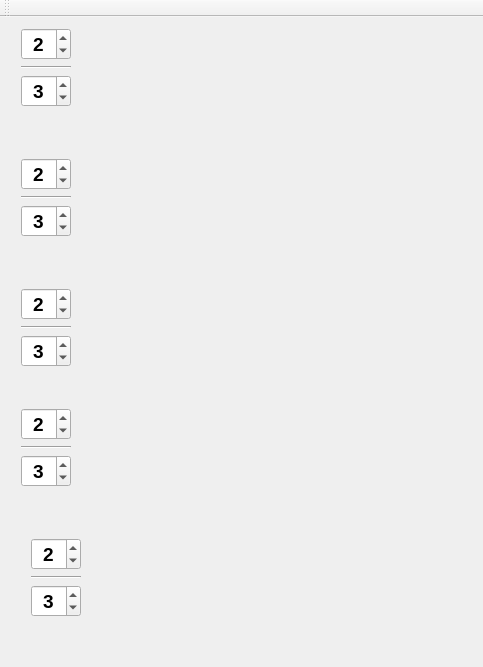
This is mainwindow.ui in fthomas/fractions as Qt 5 draws it before an edit. The edited form follows.
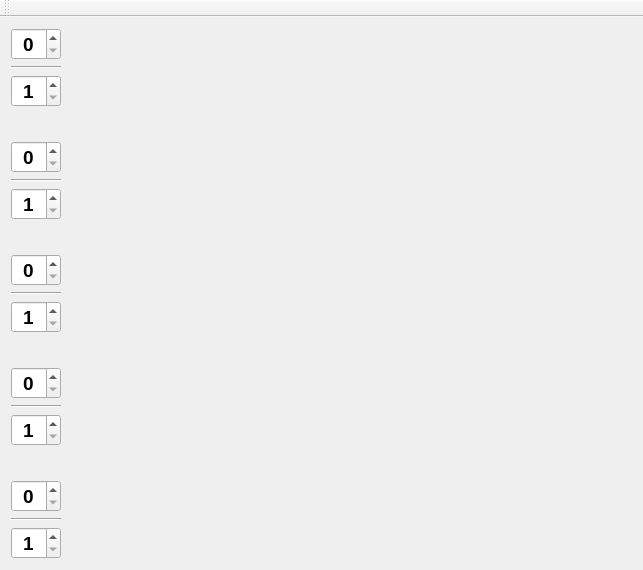
This is the edited form.

Commit message: Added 4 other widgets the easy way.

The edit to the form file:
```diff
--- a/mainwindow.ui
+++ b/mainwindow.ui
@@ -9,8 +9,8 @@
    <rect>
     <x>0</x>
     <y>0</y>
-    <width>483</width>
-    <height>667</height>
+    <width>643</width>
+    <height>570</height>
    </rect>
   </property>
   <property name="windowTitle">
@@ -20,15 +20,104 @@
    <enum>QTabWidget::Rounded</enum>
   </property>
   <widget class="QWidget" name="centralWidget">
-   <widget class="QWidget" name="layoutWidget">
-    <property name="geometry">
-     <rect>
-      <x>10</x>
-      <y>130</y>
-      <width>421</width>
-      <height>103</height>
-     </rect>
-    </property>
+   <layout class="QVBoxLayout" name="verticalLayout_6">
+    <item>
+     <layout class="QHBoxLayout" name="horizontalLayout" stretch="0,1">
+      <property name="spacing">
+       <number>-1</number>
+      </property>
+      <item>
+       <layout class="QVBoxLayout" name="verticalLayout">
+        <item>
+         <widget class="QSpinBox" name="spinN1">
+          <property name="sizePolicy">
+           <sizepolicy hsizetype="Fixed" vsizetype="Fixed">
+            <horstretch>0</horstretch>
+            <verstretch>0</verstretch>
+           </sizepolicy>
+          </property>
+          <property name="font">
+           <font>
+            <pointsize>14</pointsize>
+            <weight>75</weight>
+            <bold>true</bold>
+           </font>
+          </property>
+          <property name="alignment">
+           <set>Qt::AlignCenter</set>
+          </property>
+          <property name="value">
+           <number>0</number>
+          </property>
+         </widget>
+        </item>
+        <item>
+         <widget class="Line" name="line1">
+          <property name="sizePolicy">
+           <sizepolicy hsizetype="Preferred" vsizetype="Fixed">
+            <horstretch>0</horstretch>
+            <verstretch>0</verstretch>
+           </sizepolicy>
+          </property>
+          <property name="orientation">
+           <enum>Qt::Horizontal</enum>
+          </property>
+         </widget>
+        </item>
+        <item>
+         <widget class="QSpinBox" name="spinD1">
+          <property name="sizePolicy">
+           <sizepolicy hsizetype="Fixed" vsizetype="Fixed">
+            <horstretch>0</horstretch>
+            <verstretch>0</verstretch>
+           </sizepolicy>
+          </property>
+          <property name="font">
+           <font>
+            <pointsize>14</pointsize>
+            <weight>75</weight>
+            <bold>true</bold>
+           </font>
+          </property>
+          <property name="alignment">
+           <set>Qt::AlignCenter</set>
+          </property>
+          <property name="minimum">
+           <number>1</number>
+          </property>
+          <property name="value">
+           <number>1</number>
+          </property>
+         </widget>
+        </item>
+       </layout>
+      </item>
+      <item>
+       <widget class="QWidget" name="widget1" native="true">
+        <property name="minimumSize">
+         <size>
+          <width>100</width>
+          <height>0</height>
+         </size>
+        </property>
+       </widget>
+      </item>
+     </layout>
+    </item>
+    <item>
+     <spacer name="verticalSpacer">
+      <property name="orientation">
+       <enum>Qt::Vertical</enum>
+      </property>
+      <property name="sizeHint" stdset="0">
+       <size>
+        <width>20</width>
+        <height>5</height>
+       </size>
+      </property>
+     </spacer>
+    </item>
+    <item>
     <layout class="QHBoxLayout" name="horizontalLayout_2" stretch="0,1">
      <property name="spacing">
       <number>-1</number>
@@ -54,7 +143,7 @@
           <set>Qt::AlignCenter</set>
          </property>
          <property name="value">
-          <number>2</number>
+           <number>0</number>
          </property>
         </widget>
        </item>
@@ -93,26 +182,31 @@
           <number>1</number>
          </property>
          <property name="value">
-          <number>3</number>
+           <number>1</number>
          </property>
         </widget>
        </item>
       </layout>
      </item>
      <item>
-      <widget class="QWidget" name="widget1_2" native="true"/>
-     </item>
-    </layout>
-   </widget>
-   <widget class="QWidget" name="layoutWidget_2">
-    <property name="geometry">
-     <rect>
-      <x>10</x>
-      <y>260</y>
-      <width>421</width>
-      <height>103</height>
-     </rect>
-    </property>
+       <widget class="QWidget" name="widget2" native="true"/>
+      </item>
+     </layout>
+    </item>
+    <item>
+     <spacer name="verticalSpacer_2">
+      <property name="orientation">
+       <enum>Qt::Vertical</enum>
+      </property>
+      <property name="sizeHint" stdset="0">
+       <size>
+        <width>20</width>
+        <height>5</height>
+       </size>
+      </property>
+     </spacer>
+    </item>
+    <item>
     <layout class="QHBoxLayout" name="horizontalLayout_3" stretch="0,1">
      <property name="spacing">
       <number>-1</number>
@@ -138,7 +232,7 @@
           <set>Qt::AlignCenter</set>
          </property>
          <property name="value">
-          <number>2</number>
+           <number>0</number>
          </property>
         </widget>
        </item>
@@ -177,26 +271,31 @@
           <number>1</number>
          </property>
          <property name="value">
-          <number>3</number>
+           <number>1</number>
          </property>
         </widget>
        </item>
       </layout>
      </item>
      <item>
-      <widget class="QWidget" name="widget1_3" native="true"/>
-     </item>
-    </layout>
-   </widget>
-   <widget class="QWidget" name="layoutWidget_3">
-    <property name="geometry">
-     <rect>
-      <x>10</x>
-      <y>380</y>
-      <width>421</width>
-      <height>103</height>
-     </rect>
-    </property>
+       <widget class="QWidget" name="widget3" native="true"/>
+      </item>
+     </layout>
+    </item>
+    <item>
+     <spacer name="verticalSpacer_3">
+      <property name="orientation">
+       <enum>Qt::Vertical</enum>
+      </property>
+      <property name="sizeHint" stdset="0">
+       <size>
+        <width>20</width>
+        <height>5</height>
+       </size>
+      </property>
+     </spacer>
+    </item>
+    <item>
     <layout class="QHBoxLayout" name="horizontalLayout_4" stretch="0,1">
      <property name="spacing">
       <number>-1</number>
@@ -222,7 +321,7 @@
           <set>Qt::AlignCenter</set>
          </property>
          <property name="value">
-          <number>2</number>
+           <number>0</number>
          </property>
         </widget>
        </item>
@@ -261,26 +360,31 @@
           <number>1</number>
          </property>
          <property name="value">
-          <number>3</number>
+           <number>1</number>
          </property>
         </widget>
        </item>
       </layout>
      </item>
      <item>
-      <widget class="QWidget" name="widget1_4" native="true"/>
-     </item>
-    </layout>
-   </widget>
-   <widget class="QWidget" name="layoutWidget_4">
-    <property name="geometry">
-     <rect>
-      <x>20</x>
-      <y>510</y>
-      <width>421</width>
-      <height>103</height>
-     </rect>
-    </property>
+       <widget class="QWidget" name="widget4" native="true"/>
+      </item>
+     </layout>
+    </item>
+    <item>
+     <spacer name="verticalSpacer_4">
+      <property name="orientation">
+       <enum>Qt::Vertical</enum>
+      </property>
+      <property name="sizeHint" stdset="0">
+       <size>
+        <width>20</width>
+        <height>5</height>
+       </size>
+      </property>
+     </spacer>
+    </item>
+    <item>
     <layout class="QHBoxLayout" name="horizontalLayout_5" stretch="0,1">
      <property name="spacing">
       <number>-1</number>
@@ -306,7 +410,7 @@
           <set>Qt::AlignCenter</set>
          </property>
          <property name="value">
-          <number>2</number>
+           <number>0</number>
          </property>
         </widget>
        </item>
@@ -345,101 +449,18 @@
           <number>1</number>
          </property>
          <property name="value">
-          <number>3</number>
+           <number>1</number>
          </property>
         </widget>
        </item>
       </layout>
      </item>
      <item>
-      <widget class="QWidget" name="widget1_5" native="true"/>
-     </item>
-    </layout>
-   </widget>
-   <widget class="QWidget" name="">
-    <property name="geometry">
-     <rect>
-      <x>10</x>
-      <y>0</y>
-      <width>421</width>
-      <height>103</height>
-     </rect>
-    </property>
-    <layout class="QHBoxLayout" name="horizontalLayout" stretch="0,1">
-     <property name="spacing">
-      <number>-1</number>
-     </property>
-     <item>
-      <layout class="QVBoxLayout" name="verticalLayout">
-       <item>
-        <widget class="QSpinBox" name="spinN1">
-         <property name="sizePolicy">
-          <sizepolicy hsizetype="Fixed" vsizetype="Fixed">
-           <horstretch>0</horstretch>
-           <verstretch>0</verstretch>
-          </sizepolicy>
-         </property>
-         <property name="font">
-          <font>
-           <pointsize>14</pointsize>
-           <weight>75</weight>
-           <bold>true</bold>
-          </font>
-         </property>
-         <property name="alignment">
-          <set>Qt::AlignCenter</set>
-         </property>
-         <property name="value">
-          <number>2</number>
-         </property>
-        </widget>
-       </item>
-       <item>
-        <widget class="Line" name="line">
-         <property name="sizePolicy">
-          <sizepolicy hsizetype="Preferred" vsizetype="Fixed">
-           <horstretch>0</horstretch>
-           <verstretch>0</verstretch>
-          </sizepolicy>
-         </property>
-         <property name="orientation">
-          <enum>Qt::Horizontal</enum>
-         </property>
-        </widget>
-       </item>
-       <item>
-        <widget class="QSpinBox" name="spinD1">
-         <property name="sizePolicy">
-          <sizepolicy hsizetype="Fixed" vsizetype="Fixed">
-           <horstretch>0</horstretch>
-           <verstretch>0</verstretch>
-          </sizepolicy>
-         </property>
-         <property name="font">
-          <font>
-           <pointsize>14</pointsize>
-           <weight>75</weight>
-           <bold>true</bold>
-          </font>
-         </property>
-         <property name="alignment">
-          <set>Qt::AlignCenter</set>
-         </property>
-         <property name="minimum">
-          <number>1</number>
-         </property>
-         <property name="value">
-          <number>3</number>
-         </property>
-        </widget>
-       </item>
-      </layout>
-     </item>
-     <item>
-      <widget class="QWidget" name="widget1" native="true"/>
-     </item>
-    </layout>
-   </widget>
+       <widget class="QWidget" name="widget5" native="true"/>
+      </item>
+     </layout>
+    </item>
+   </layout>
   </widget>
   <widget class="QMenuBar" name="menuBar">
    <property name="geometry">
```
Left out of the diff: 29 changed lines with no effect on the pictures. Lines whose indentation alone changed are shown as unchanged. The commit also changes 2 other files.
